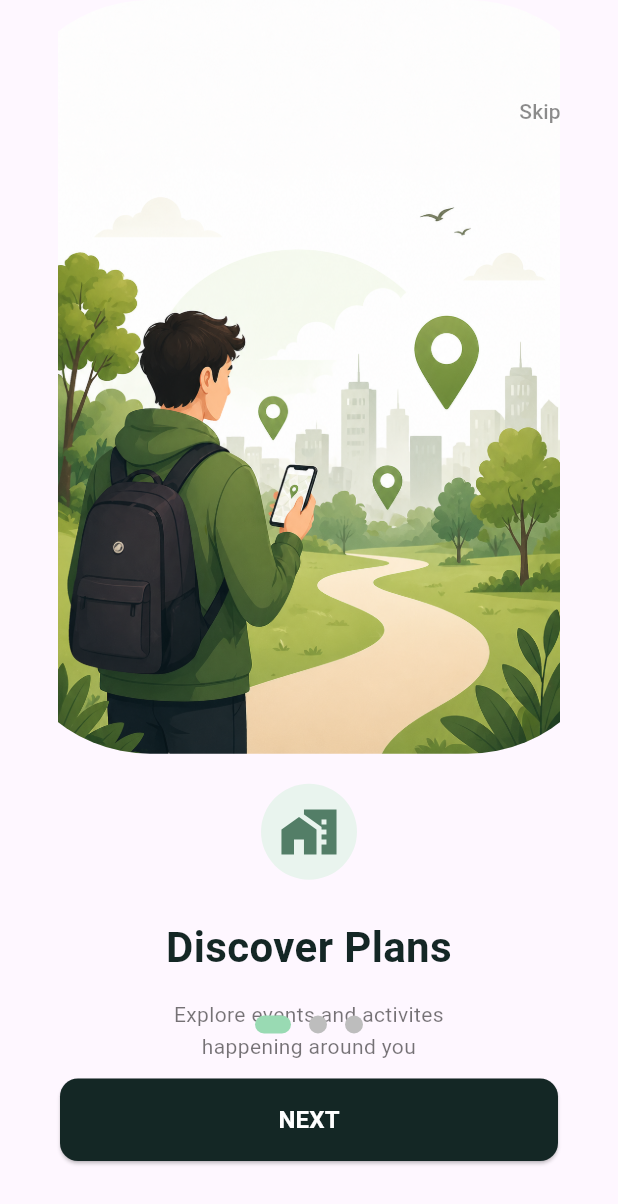
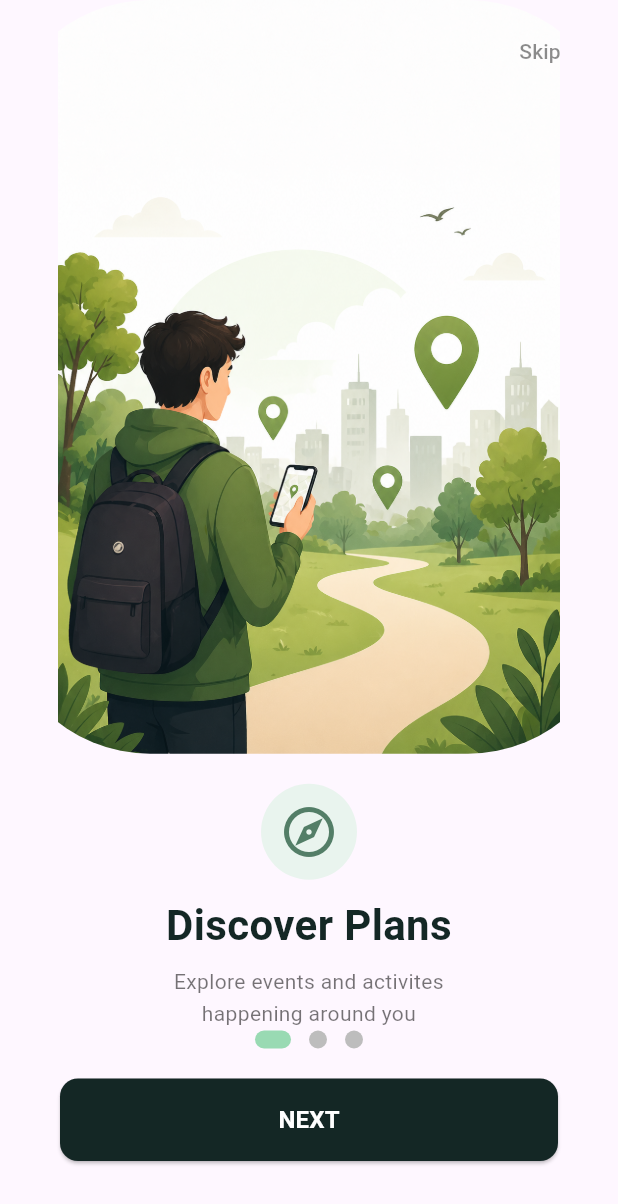
Before and after one commit to sagarlama0102/kaJani, a Flutter app: the screen it shows after launch, on a phone screen of 412 x 824 dp. Shown: the top 1204 px of the screen. Run offline on Flutter 3.47's test engine with Material 3 defaults, Android fonts, the light colour scheme and no system bars; our stand-ins replace flutter_riverpod.

Commit message:
adjusted the onboarding screen

```diff
--- a/lib/features/onbording/presentation/pages/onbording_page.dart
+++ b/lib/features/onbording/presentation/pages/onbording_page.dart
@@ -35,21 +35,21 @@ class _OnbordingPageState extends ConsumerState<OnbordingPage> {
       title: "Discover Plans",
       description: "Explore events and activites \nhappening around you",
       imagePath: 'assets/images/kajanionboardingpage1.png',
-      icon: Icons.home_work,
+      icon: Icons.explore_outlined,
     ),
     OnboardingPageData(
       title: "Connect with People",
       description:
           "Share interests and make \nreal connection with like-minded people",
       imagePath: 'assets/images/kajanionboardingpage2.png',
-      icon: Icons.security,
+      icon: Icons.groups_outlined,
     ),
     OnboardingPageData(
       title: "Join & Experience",
       description:
           "Join plans and create memories \nand enjoy real life experience together",
       imagePath: 'assets/images/kajanionboardingpage3.png',
-      icon: Icons.add_business,
+      icon: Icons.celebration_outlined,
     ),
   ];
 
@@ -67,7 +67,8 @@ class _OnbordingPageState extends ConsumerState<OnbordingPage> {
   @override
   Widget build(BuildContext context) {
     return Scaffold(
-      body: Stack(
+      body: SafeArea(
+        child: Stack(
           children: [
             PageView.builder(
               controller: _pageController,
@@ -79,7 +80,7 @@ class _OnbordingPageState extends ConsumerState<OnbordingPage> {
             ),
 
             Positioned(
-            top: 50,
+              top: 10,
               right: 20,
               child: TextButton(
                 onPressed: _navigateToLogin,
@@ -90,6 +91,7 @@ class _OnbordingPageState extends ConsumerState<OnbordingPage> {
               bottom: 50,
               left: 0,
               right: 0,
+
               child: Column(
                 children: [
                   // Your custom dots widget
@@ -98,7 +100,7 @@ class _OnbordingPageState extends ConsumerState<OnbordingPage> {
                     currentPage: _currentPage,
                     activeColor: const Color(0xff99DAB3), // Your brand green
                   ),
-                const SizedBox(height: 30),
+                  const SizedBox(height: 20),
 
                   // Next / Get Started Button
                   Padding(
@@ -141,6 +143,7 @@ class _OnbordingPageState extends ConsumerState<OnbordingPage> {
             ),
           ],
         ),
+      ),
     );
   }
 }
--- a/lib/features/onbording/presentation/widgets/onbording_content.dart
+++ b/lib/features/onbording/presentation/widgets/onbording_content.dart
@@ -47,7 +47,7 @@ class OnbordingContent extends StatelessWidget {
                     size: 40,
                   ),
                 ),
-                const SizedBox(height: 25),
+                const SizedBox(height: 10),
 
                 // Title
                 Text(
@@ -59,7 +59,7 @@ class OnbordingContent extends StatelessWidget {
                     color: Color(0xff142725),
                   ),
                 ),
-                const SizedBox(height: 15),
+                const SizedBox(height: 8),
 
                 // Description
                 Text(
```
Lines whose indentation alone changed are shown as unchanged.
